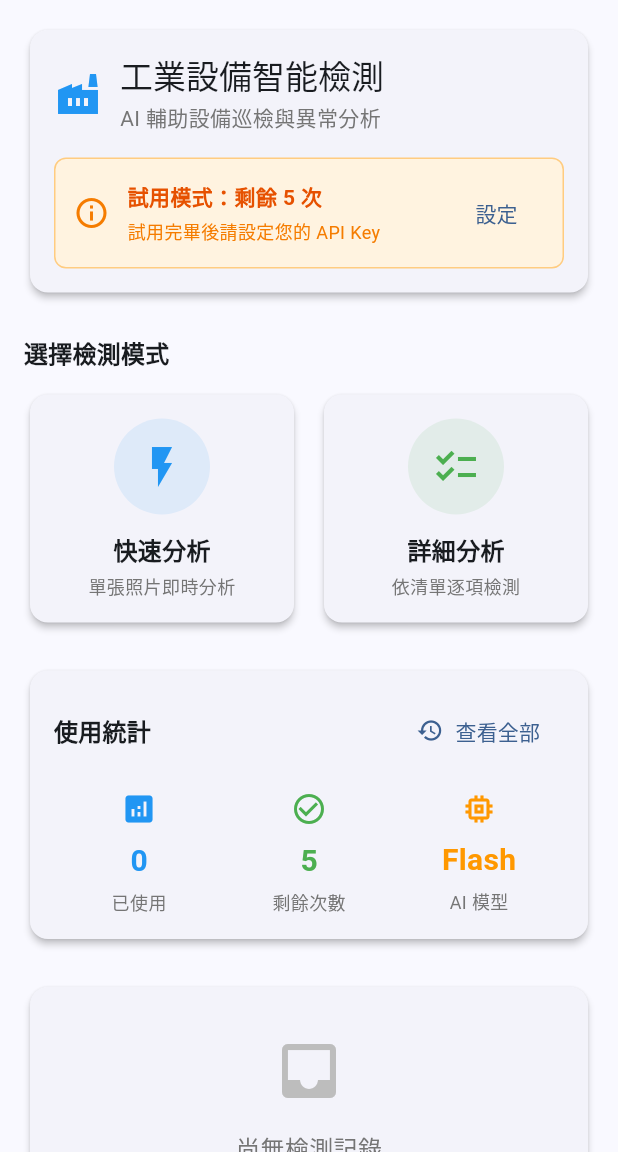
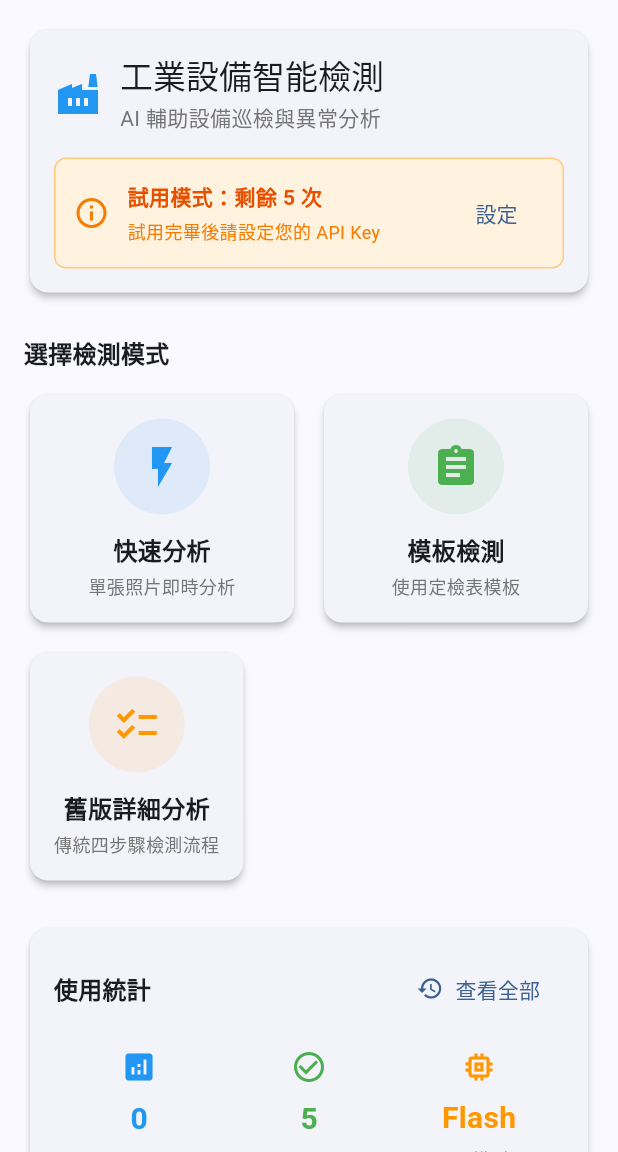
Before and after one commit to dofliu/InduSpect, a Flutter app: the screen it shows after launch, on a phone screen of 412 x 824 dp, the part 84-1236 px from its top. Run offline on Flutter 3.47's test engine with Material 3 defaults, Android fonts, the phone set to English and light mode, and no system bars; our stand-ins replace flutter_dotenv, google_generative_ai, image_picker, shared_preferences.

Commit message:
fix: 修復編譯問題並添加模板檢測入口
修復內容：

1. template_filling_screen.dart
   - 移除未使用的 uuid 導入
   - 清理不必要的依賴

2. dashboard_screen.dart
   - 添加 TemplateSelectionScreen 導入
   - 將「詳細分析」按鈕改為「模板檢測」
   - 添加「舊版詳細分析」按鈕（保留舊功能）
   - 新布局：
     * 快速分析 | 模板檢測（並排）
     * 舊版詳細分析（下方全寬）

3. 編譯檢查報告
   - 創建 COMPILE_CHECK_REPORT.md
   - 詳細列出所有檢查項目
   - 標記已知限制與待實作功能
   - 提供預期運行結果

檢查結果：
✅ 無編譯錯誤
✅ 導入依賴正確
✅ Widget 結構完整
✅ 預期可以正常運行

待實作功能：
- AI 自動填入整合
- 儲存與恢復功能
- PDF 報告生成
- 簽名板實作

```diff
--- a/flutter_app/lib/screens/dashboard_screen.dart
+++ b/flutter_app/lib/screens/dashboard_screen.dart
@@ -6,6 +6,7 @@ import '../providers/app_state_provider.dart';
 import '../screens/home_screen.dart';
 import 'quick_analysis_screen.dart';
 import 'history_screen.dart';
+import 'template_selection_screen.dart';
 
 class DashboardScreen extends StatefulWidget {
   const DashboardScreen({super.key});
@@ -217,19 +218,33 @@ class _DashboardScreenState extends State<DashboardScreen> {
             Expanded(
               child: _buildActionCard(
                 context,
-                icon: Icons.checklist,
-                title: '詳細分析',
-                subtitle: '依清單逐項檢測',
+                icon: Icons.assignment,
+                title: '模板檢測',
+                subtitle: '使用定檢表模板',
                 color: Colors.green,
                 onTap: () => Navigator.push(
                   context,
                   MaterialPageRoute(
-                    builder: (context) => const HomeScreen(),
+                    builder: (context) => const TemplateSelectionScreen(),
                   ),
                 ),
               ),
             ),
           ],
+        ),
+        const SizedBox(height: 12),
+        _buildActionCard(
+          context,
+          icon: Icons.checklist,
+          title: '舊版詳細分析',
+          subtitle: '傳統四步驟檢測流程',
+          color: Colors.orange,
+          onTap: () => Navigator.push(
+            context,
+            MaterialPageRoute(
+              builder: (context) => const HomeScreen(),
+            ),
+          ),
         ),
       ],
     );
--- a/flutter_app/lib/screens/template_filling_screen.dart
+++ b/flutter_app/lib/screens/template_filling_screen.dart
@@ -1,5 +1,4 @@
 import 'package:flutter/material.dart';
-import 'package:uuid/uuid.dart';
 import '../models/inspection_template.dart';
 import '../models/template_field.dart';
 import '../utils/constants.dart';
```
Also changed, not shown: 1 other file.
